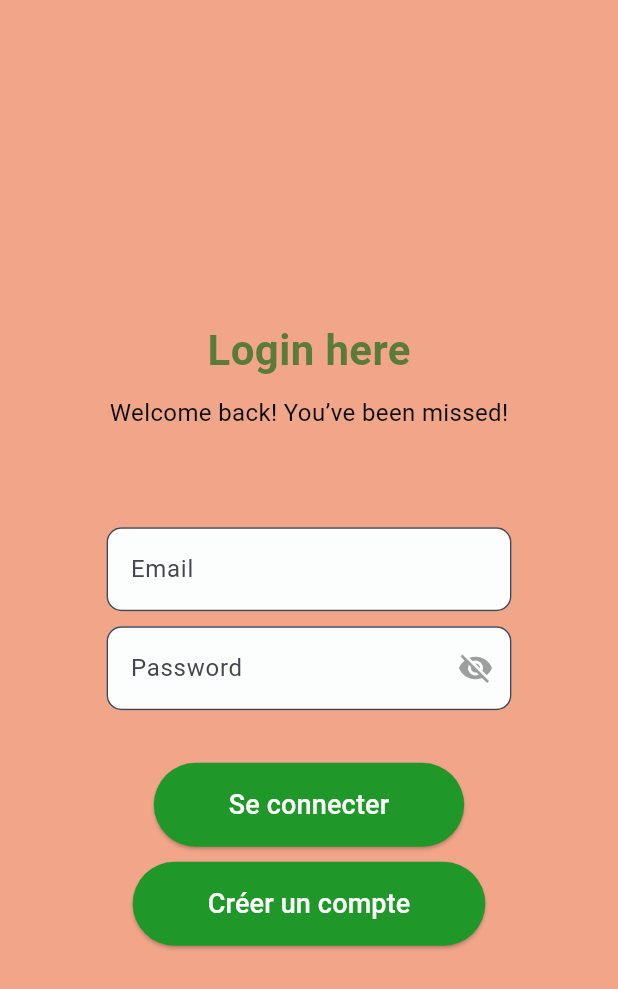
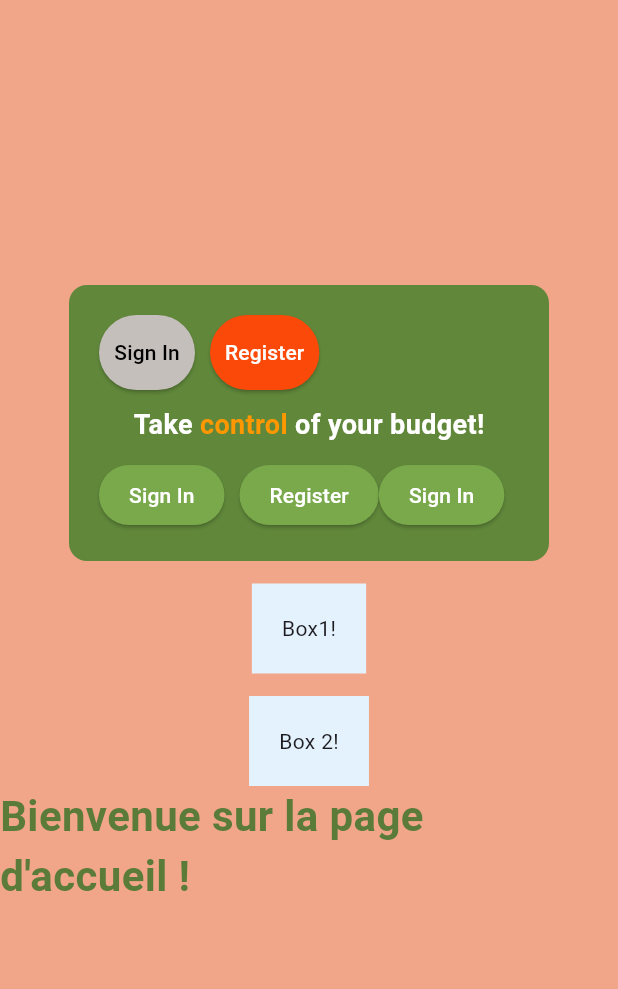
Before and after one commit to Duchrist2002/EMAWS2526, a Flutter app: the screen it shows after launch, on a phone screen of 412 x 824 dp. Shown: the top 989 px of the screen. Run offline on Flutter 3.47's test engine with Material 3 defaults, Android fonts, the phone set to English and light mode, and no system bars.

Commit message:
Added navigation between Home and Login pages, started Home page design (Header , necessary Box)

```diff
--- a/lib/Screens/login_page.dart
+++ b/lib/Screens/login_page.dart
@@ -3,6 +3,7 @@ import '../utils/styles.dart';
 import '../widgets/password_field.dart';
 
 class PageLogin extends StatelessWidget {
+  const PageLogin({Key? key}) : super(key: key);
   @override
   Widget build(BuildContext context) {
     return Scaffold(
@@ -49,8 +50,10 @@ class PageLogin extends StatelessWidget {
 
               ElevatedButton(
                 style: AppButtonStyles.primaryButton,
-                onPressed: () {},
-                child: Text("Se connecter", style: AppTextStyles.buttonText),
+                onPressed: () {
+                  Navigator.pushNamed(context, '/home');
+                },
+                child: Text("Sign in", style: AppTextStyles.buttonText),
               ),
 
               SizedBox(height: 10), // petit espace entre les boutons
@@ -58,8 +61,18 @@ class PageLogin extends StatelessWidget {
               ElevatedButton(
                 style: AppButtonStyles.secondaryButton,
                 onPressed: () {},
-                child: Text("Créer un compte", style: AppTextStyles.buttonText),
+                child:
+                    Text("Create new account", style: AppTextStyles.buttonText),
               ),
+
+              SizedBox(height: 40), // petit espace entre les boutons
+
+              TextButton(
+                onPressed: () {
+                  Navigator.pop(context);
+                },
+                child: Text("Go Back to Home_Page"),
+              )
             ],
           ),
         ),
--- /dev/null
+++ b/lib/Screens/page_home.dart
@@ -0,0 +1,129 @@
+import 'package:flutter/material.dart';
+import '../utils/styles.dart';
+
+class PageHome extends StatelessWidget {
+  const PageHome({Key? key}) : super(key: key);
+
+  @override
+  Widget build(BuildContext context) {
+    return Scaffold(
+      backgroundColor: AppColors.background,
+      body: Center(
+        child: Column(
+          mainAxisSize: MainAxisSize.min,
+          children: [
+            Container(
+              width: 320,
+              padding: EdgeInsets.all(20),
+              decoration: AppBoxStyles.headerContainer,
+              child: Column(
+                children: [
+                  // Ligne 1 → image + 2 boutons
+                  Row(
+                    mainAxisAlignment: MainAxisAlignment.spaceBetween,
+                    children: [
+                      Flexible(
+                        child: Row(
+                          mainAxisSize: MainAxisSize.min,
+                          children: [
+                            ElevatedButton(
+                                style: AppButtonStyles.headerButton1,
+                                onPressed: () {
+                                  Navigator.pushNamed(context, '/login');
+                                },
+                                child: Text("Sign In")),
+                            SizedBox(width: 10),
+                            ElevatedButton(
+                                style: AppButtonStyles.headerButton2,
+                                onPressed: () {},
+                                child: Text("Register")),
+                          ],
+                        ),
+                      ),
+                    ],
+                  ),
+                  SizedBox(height: 10),
+                  Text.rich(
+                    TextSpan(
+                      children: [
+                        TextSpan(
+                          text: "Take ",
+                          style: TextStyle(
+                            fontWeight: FontWeight.bold,
+                            color: Colors.white,
+                            fontSize: 18,
+                          ),
+                        ),
+                        TextSpan(
+                          text: "control", // mot spécifique
+                          style: TextStyle(
+                            fontWeight: FontWeight.bold,
+                            color: Colors.orange,
+                            fontSize: 18,
+                          ),
+                        ),
+                        TextSpan(
+                          text: " of your budget!",
+                          style: TextStyle(
+                            fontWeight: FontWeight.bold,
+                            color: Colors.white,
+                            fontSize: 18,
+                          ),
+                        ),
+                      ],
+                    ),
+                  ),
+
+                  SizedBox(height: 10),
+
+                  Row(
+                    mainAxisAlignment: MainAxisAlignment.spaceBetween,
+                    children: [
+                      Flexible(
+                        child: Row(
+                          mainAxisSize: MainAxisSize.min,
+                          children: [
+                            ElevatedButton(
+                                style: AppButtonStyles.headerButton3,
+                                onPressed: () {},
+                                child: Text("Sign In")),
+                            SizedBox(width: 10),
+                            ElevatedButton(
+                                style: AppButtonStyles.headerButton3,
+                                onPressed: () {},
+                                child: Text("Register")),
+                            ElevatedButton(
+                                style: AppButtonStyles.headerButton3,
+                                onPressed: () {},
+                                child: Text("Sign In")),
+                          ],
+                        ),
+                      ),
+                    ],
+                  ),
+                ],
+              ),
+            ),
+            SizedBox(height: 15),
+            Container(
+              padding: EdgeInsets.all(20),
+              color: Colors.blue[50],
+              child: Text("Box1!"),
+            ),
+            SizedBox(height: 15),
+            Container(
+              padding: EdgeInsets.all(20),
+              color: Colors.blue[50],
+              child: Text("Box 2!"),
+            ),
+            Text(
+              "Bienvenue sur la page d'accueil !",
+              style: AppTextStyles.loginTitle,
+            ),
+            SizedBox(height: 30),
+          ],
+        ),
+      ),
+    );
+  }
+}
--- a/lib/main.dart
+++ b/lib/main.dart
@@ -1,5 +1,6 @@
 import 'package:flutter/material.dart';
-import 'package:helloworld/Screens/login_page.dart';
+import 'Screens/login_page.dart';
+import 'Screens/page_home.dart';
 
 void main() {
   runApp(MyApp());
@@ -9,7 +10,12 @@ class MyApp extends StatelessWidget {
   @override
   Widget build(BuildContext context) {
     return MaterialApp(
-      home: PageLogin(),
+      debugShowCheckedModeBanner: false, // supprime le bandeau DEBUG
+      initialRoute: '/', // page de démarrage
+      routes: {
+        '/': (context) => PageHome(), // page login par défaut
+        '/login': (context) => PageLogin(), // page d'accueil
+      },
     );
   }
 }
--- a/lib/utils/styles.dart
+++ b/lib/utils/styles.dart
@@ -35,6 +35,23 @@ class AppButtonStyles {
     backgroundColor: AppColors.primary,
     padding: EdgeInsets.symmetric(horizontal: 50, vertical: 15),
   );
+
+  static ButtonStyle headerButton1 = ElevatedButton.styleFrom(
+    backgroundColor: Color(0xffc5bfbc),
+    foregroundColor: Colors.black,
+    padding: EdgeInsets.symmetric(horizontal: 10, vertical: 15),
+  );
+
+  static ButtonStyle headerButton2 = ElevatedButton.styleFrom(
+    backgroundColor: Color(0xfffb4909),
+    foregroundColor: Color(0xffffffff),
+    padding: EdgeInsets.symmetric(horizontal: 10, vertical: 15),
+  );
+  static ButtonStyle headerButton3 = ElevatedButton.styleFrom(
+    backgroundColor: Color(0xff79a94a),
+    foregroundColor: Color(0xffffffff),
+    padding: EdgeInsets.symmetric(horizontal: 20, vertical: 10),
+  );
 }
 
 // 🎨 STYLE POUR LES CHAMPS DE TEXTE
@@ -63,4 +80,9 @@ class AppBoxStyles {
   static BoxDecoration formContainer = BoxDecoration(
     borderRadius: BorderRadius.circular(12),
   );
+
+  static BoxDecoration headerContainer = BoxDecoration(
+    color: Color(0xff60873a), // ou autre couleur
+    borderRadius: BorderRadius.circular(12),
+  );
 }
--- a/pubspec.yaml
+++ b/pubspec.yaml
@@ -18,6 +18,8 @@ dev_dependencies:
 
 flutter:
   uses-material-design: true
+  assets:
+    - assets/images/Logo.png
   # assets:
   #  - images/a_dot_burr.jpeg
   #  - images/a_dot_ham.jpeg
```
Also changed, not shown: lib/assets/images/Logo.png (added), lib/assets/images/Logo1.png (added).
